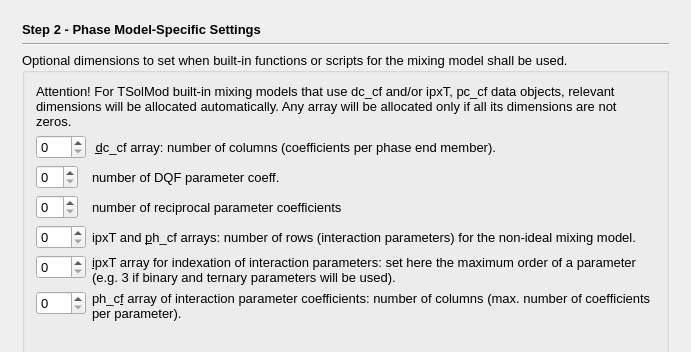
Qt form GUI/Dialogs4/PhaseWizard4.ui (gemshub/GEMSGUI) before a commit; both pictures show x 0 to 691 and y 0 to 352 of the 691 by 706 pixel window.
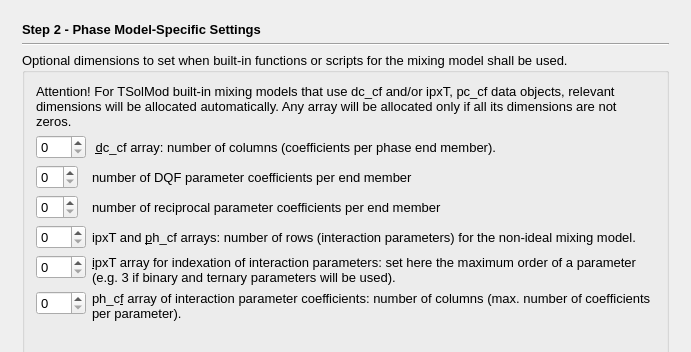
The same form after that commit. The open tabs and pages were chosen to show the change.

Diff of the .ui file:
```diff
--- a/GUI/Dialogs4/PhaseWizard4.ui
+++ b/GUI/Dialogs4/PhaseWizard4.ui
@@ -694,7 +694,7 @@
           <item row="2" column="1">
            <widget class="QLabel" name="label_13">
             <property name="text">
-             <string>number of DQF parameter coeff. </string>
+             <string>number of DQF parameter coefficients per end member</string>
             </property>
            </widget>
           </item>
@@ -704,7 +704,7 @@
           <item row="3" column="1">
            <widget class="QLabel" name="label_14">
             <property name="text">
-             <string>number of reciprocal parameter coefficients</string>
+             <string>number of reciprocal parameter coefficients per end member</string>
             </property>
            </widget>
           </item>
```
Left out of the diff: 4 changed lines with no effect on the pictures.
